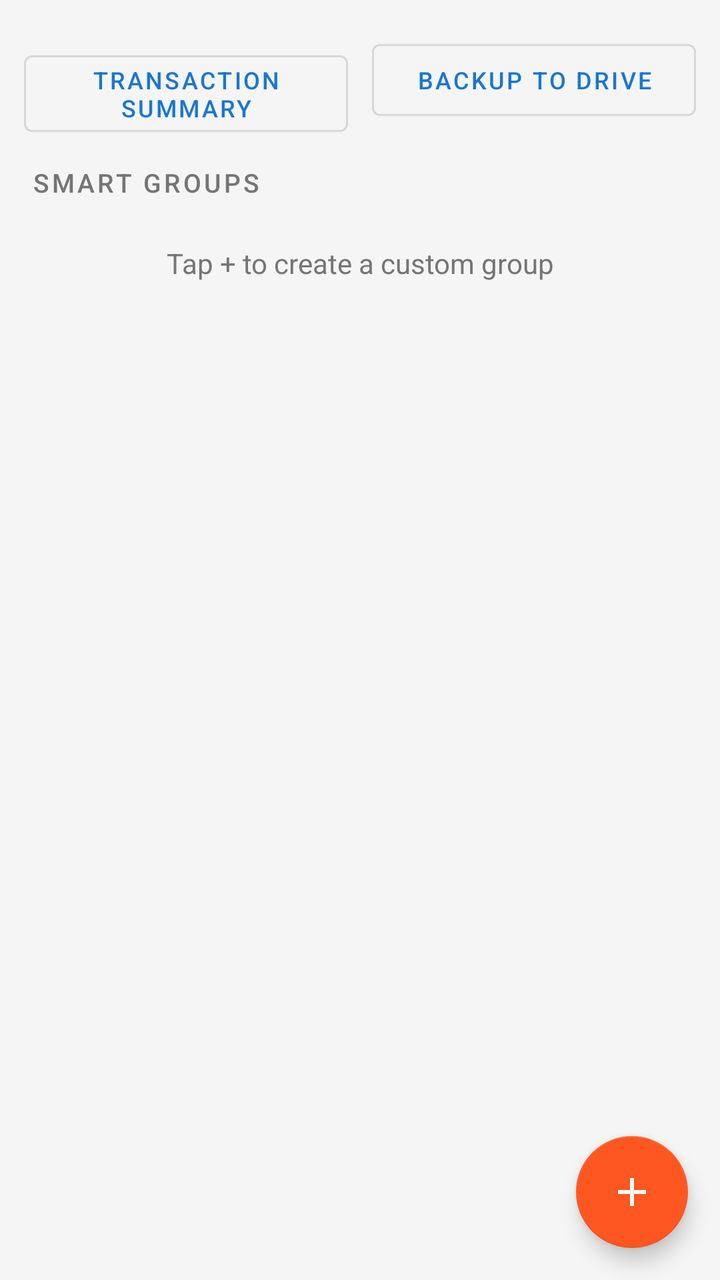
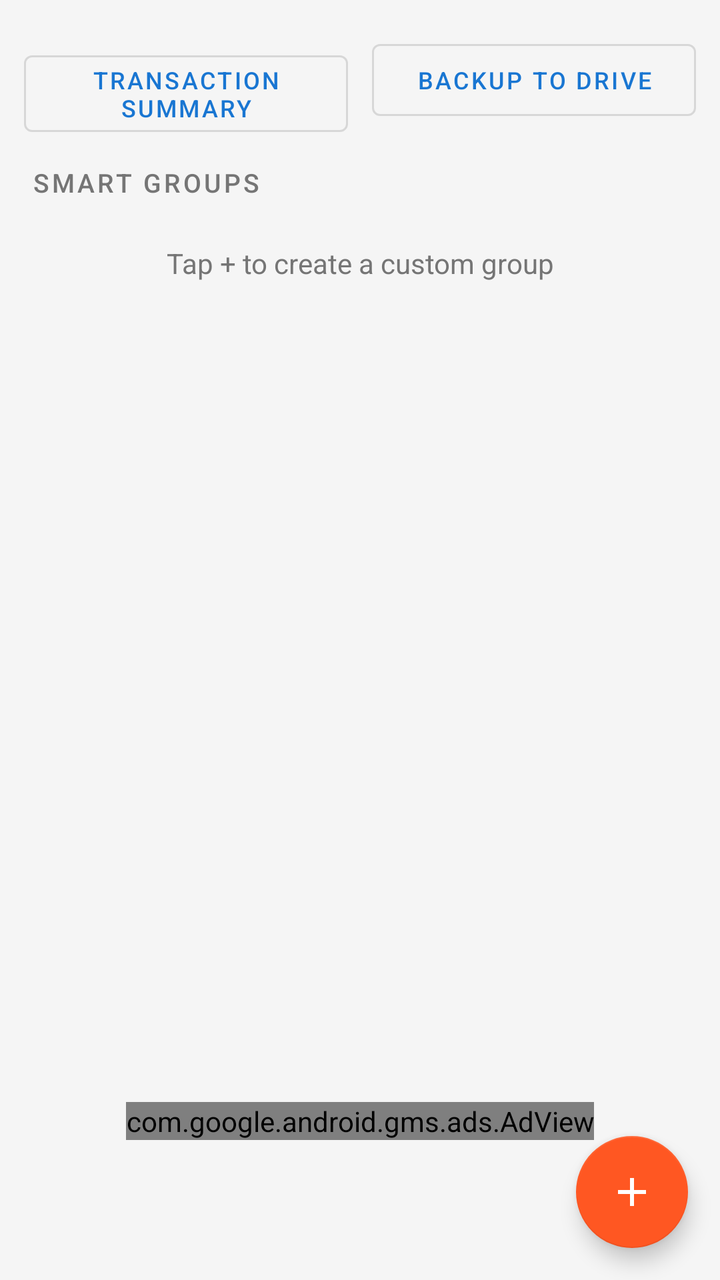

Two renders of the same Android screen: before a commit and after it. Below are the layout's source before the change and the commit's diff.
<!-- AndroidManifest.xml: application theme Theme.MessageOrganizer -->
<!-- res/layout/fragment_groups.xml -->
<?xml version="1.0" encoding="utf-8"?>
<androidx.coordinatorlayout.widget.CoordinatorLayout
    xmlns:android="http://schemas.android.com/apk/res/android"
    xmlns:app="http://schemas.android.com/apk/res-auto"
    android:layout_width="match_parent"
    android:layout_height="match_parent"
    android:background="@color/background">

    <androidx.core.widget.NestedScrollView
        android:layout_width="match_parent"
        android:layout_height="match_parent"
        android:padding="8dp">

        <LinearLayout
            android:layout_width="match_parent"
            android:layout_height="wrap_content"
            android:orientation="vertical">

            
            <LinearLayout
                android:layout_width="match_parent"
                android:layout_height="wrap_content"
                android:orientation="horizontal"
                android:paddingHorizontal="4dp"
                android:paddingTop="8dp"
                android:paddingBottom="4dp">

                <com.google.android.material.button.MaterialButton
                    android:id="@+id/btnSummary"
                    style="@style/Widget.MaterialComponents.Button.OutlinedButton"
                    android:layout_width="0dp"
                    android:layout_height="wrap_content"
                    android:layout_weight="1"
                    android:layout_marginEnd="6dp"
                    android:text="Transaction Summary"
                    android:textSize="12sp" />

                <com.google.android.material.button.MaterialButton
                    android:id="@+id/btnBackup"
                    style="@style/Widget.MaterialComponents.Button.OutlinedButton"
                    android:layout_width="0dp"
                    android:layout_height="wrap_content"
                    android:layout_weight="1"
                    android:layout_marginStart="6dp"
                    android:text="Backup to Drive"
                    android:textSize="12sp" />
            </LinearLayout>

            <ProgressBar
                android:id="@+id/progressBar"
                android:layout_width="wrap_content"
                android:layout_height="wrap_content"
                android:layout_gravity="center"
                android:layout_marginTop="32dp"
                android:visibility="gone" />

            <TextView
                android:id="@+id/tvBuiltInHeader"
                android:layout_width="match_parent"
                android:layout_height="wrap_content"
                android:text="Smart Groups"
                android:textSize="13sp"
                android:textColor="@color/text_secondary"
                android:textAllCaps="true"
                android:letterSpacing="0.1"
                android:paddingHorizontal="8dp"
                android:paddingTop="12dp"
                android:paddingBottom="6dp"
                android:fontFamily="sans-serif-medium" />

            <androidx.recyclerview.widget.RecyclerView
                android:id="@+id/rvBuiltIn"
                android:layout_width="match_parent"
                android:layout_height="wrap_content"
                android:nestedScrollingEnabled="false" />

            <TextView
                android:id="@+id/tvCustomHeader"
                android:layout_width="match_parent"
                android:layout_height="wrap_content"
                android:text="My Groups"
                android:textSize="13sp"
                android:textColor="@color/text_secondary"
                android:textAllCaps="true"
                android:letterSpacing="0.1"
                android:paddingHorizontal="8dp"
                android:paddingTop="12dp"
                android:paddingBottom="6dp"
                android:fontFamily="sans-serif-medium"
                android:visibility="gone" />

            <androidx.recyclerview.widget.RecyclerView
                android:id="@+id/rvCustom"
                android:layout_width="match_parent"
                android:layout_height="wrap_content"
                android:nestedScrollingEnabled="false" />

            <TextView
                android:id="@+id/tvNoCustom"
                android:layout_width="match_parent"
                android:layout_height="wrap_content"
                android:text="Tap + to create a custom group"
                android:textSize="14sp"
                android:textColor="@color/text_secondary"
                android:gravity="center"
                android:padding="16dp" />

        </LinearLayout>
    </androidx.core.widget.NestedScrollView>

    <com.google.android.material.floatingactionbutton.FloatingActionButton
        android:id="@+id/fabAddGroup"
        android:layout_width="wrap_content"
        android:layout_height="wrap_content"
        android:layout_gravity="bottom|end"
        android:layout_margin="16dp"
        android:contentDescription="Create group"
        app:srcCompat="@drawable/ic_add"
        app:tint="@android:color/white" />

</androidx.coordinatorlayout.widget.CoordinatorLayout>
<!-- resources referenced by this layout -->
<resources>
  <color name="background">#F5F5F5</color>
  <color name="text_secondary">#757575</color>
  <!-- drawable ic_add (drawable) -->
  <?xml version="1.0" encoding="utf-8"?>
  <vector xmlns:android="http://schemas.android.com/apk/res/android"
      android:width="24dp"
      android:height="24dp"
      android:viewportWidth="24"
      android:viewportHeight="24">
      <path
          android:fillColor="#FF000000"
          android:pathData="M19,13h-6v6h-2v-6H5v-2h6V5h2v6h6v2z" />
  </vector>
  <style name="Theme.MessageOrganizer" parent="Theme.MaterialComponents.DayNight.NoActionBar">
          <item name="colorPrimary">@color/primary</item>
          <item name="colorPrimaryVariant">@color/primary_dark</item>
          <item name="colorOnPrimary">@color/white</item>
          <item name="colorSecondary">@color/accent</item>
          <item name="colorOnSecondary">@color/white</item>
          <item name="android:statusBarColor">@color/primary_dark</item>
          <item name="android:colorBackground">@color/background</item>
      </style>
  <color name="primary">#1976D2</color>
  <color name="primary_dark">#1565C0</color>
  <color name="white">#FFFFFFFF</color>
  <color name="accent">#FF5722</color>
</resources>

<!-- the commit's change to res/layout/fragment_groups.xml (unified diff, before → after) -->
@@ -108,6 +108,17 @@
         </LinearLayout>
     </androidx.core.widget.NestedScrollView>
 
+    
+    <com.google.android.gms.ads.AdView
+        xmlns:ads="http://schemas.android.com/apk/res-auto"
+        android:id="@+id/adView"
+        android:layout_width="wrap_content"
+        android:layout_height="wrap_content"
+        android:layout_gravity="bottom|center_horizontal"
+        android:layout_marginBottom="70dp"
+        ads:adSize="BANNER"
+        ads:adUnitId="ca-app-pub-4083049312549641/5537795532" />
+
     <com.google.android.material.floatingactionbutton.FloatingActionButton
         android:id="@+id/fabAddGroup"
         android:layout_width="wrap_content"
